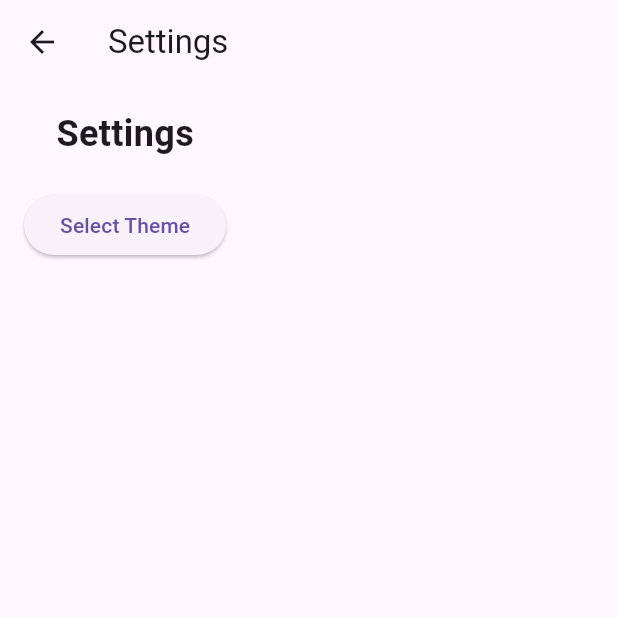
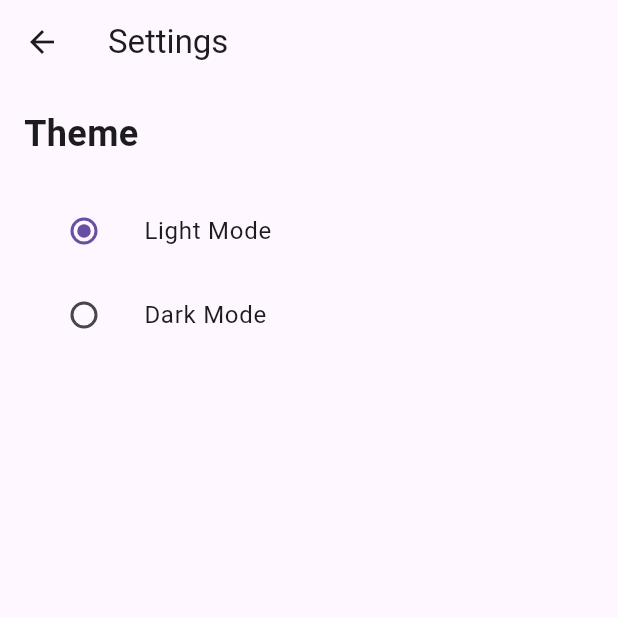
Before and after one commit to HavishVivek/Hackaton, a Flutter app: the screen it shows after launch, after a tap on the "settings" icon, on a phone screen of 412 x 824 dp, the top half of it. Run offline on Flutter 3.47's test engine with Material 3 defaults, Android fonts, the phone set to English and light mode, and no system bars.

Commit message:
added light-dark mode

```diff
--- a/sms_app_2/lib/main.dart
+++ b/sms_app_2/lib/main.dart
@@ -2,30 +2,17 @@
 
 void main() => runApp(const ThemeToggleApp());
 
-class ThemeToggleApp extends StatelessWidget {
+class ThemeToggleApp extends StatefulWidget {
   const ThemeToggleApp({super.key});
 
   @override
-  Widget build(BuildContext context) {
-    return MaterialApp(
-      theme: ThemeData.light(),
-      darkTheme: ThemeData.dark(),
-      home: const ThemeToggleWidget(),
-    );
-  }
+  State<ThemeToggleApp> createState() => _ThemeToggleAppState();
 }
 
-class ThemeToggleWidget extends StatefulWidget {
-  const ThemeToggleWidget({super.key});
-
-  @override
-  State<ThemeToggleWidget> createState() => _ThemeToggleWidgetState();
-}
-
-class _ThemeToggleWidgetState extends State<ThemeToggleWidget> {
+class _ThemeToggleAppState extends State<ThemeToggleApp> {
   ThemeMode _themeMode = ThemeMode.light;
 
-  void _toggleTheme(ThemeMode mode) {
+  void _setTheme(ThemeMode mode) {
     setState(() {
       _themeMode = mode;
     });
@@ -37,7 +24,27 @@
       theme: ThemeData.light(),
       darkTheme: ThemeData.dark(),
       themeMode: _themeMode,
-      home: Scaffold(
+      home: ThemeToggleWidget(
+        themeMode: _themeMode,
+        onThemeChange: _setTheme,
+      ),
+    );
+  }
+}
+
+class ThemeToggleWidget extends StatelessWidget {
+  final ThemeMode themeMode;
+  final Function(ThemeMode) onThemeChange;
+
+  const ThemeToggleWidget({
+    super.key,
+    required this.themeMode,
+    required this.onThemeChange,
+  });
+
+  @override
+  Widget build(BuildContext context) {
+    return Scaffold(
       appBar: AppBar(title: const Text('Theme Toggle Example')),
       body: Align(
         alignment: Alignment.bottomCenter,
@@ -63,7 +70,10 @@
                     Navigator.push(
                       context,
                       MaterialPageRoute(
-                          builder: (context) => const SettingsPage(),
+                        builder: (context) => SettingsPage(
+                          currentTheme: themeMode,
+                          onThemeChange: onThemeChange,
+                        ),
                       ),
                     );
                   },
@@ -91,66 +101,69 @@
           ],
         ),
       ),
+    );
+  }
+}
+
+class SettingsPage extends StatelessWidget {
+  final ThemeMode currentTheme;
+  final Function(ThemeMode) onThemeChange;
+
+  const SettingsPage({
+    super.key,
+    required this.currentTheme,
+    required this.onThemeChange,
+  });
+
+  @override
+  Widget build(BuildContext context) {
+    return Scaffold(
+      appBar: AppBar(title: const Text('Settings')),
+      body: Padding(
+        padding: const EdgeInsets.all(16.0),
+        child: Column(
+          crossAxisAlignment: CrossAxisAlignment.start,
+          children: [
+            const Text(
+              'Theme',
+              style: TextStyle(fontSize: 24, fontWeight: FontWeight.bold),
+            ),
+            const SizedBox(height: 20),
+            ListTile(
+              title: const Text('Light Mode'),
+              leading: Radio<ThemeMode>(
+                value: ThemeMode.light,
+                groupValue: currentTheme,
+                onChanged: (ThemeMode? value) {
+                  if (value != null) {
+                    onThemeChange(value);
+                    Navigator.pop(context); // Close the settings page
+                  }
+                },
+              ),
+            ),
+            ListTile(
+              title: const Text('Dark Mode'),
+              leading: Radio<ThemeMode>(
+                value: ThemeMode.dark,
+                groupValue: currentTheme,
+                onChanged: (ThemeMode? value) {
+                  if (value != null) {
+                    onThemeChange(value);
+                    Navigator.pop(context); // Close the settings page
+                  }
+                },
+              ),
+            ),
+          ],
+        ),
       ),
     );
   }
 }
 
-class LoginPage extends StatefulWidget {
+class LoginPage extends StatelessWidget {
   const LoginPage({super.key});
-
-  @override
-  _LoginPageState createState() => _LoginPageState();
-}
-
-class _LoginPageState extends State<LoginPage> {
-  final TextEditingController _usernameController = TextEditingController();
-  final TextEditingController _emailController = TextEditingController();
-  final TextEditingController _passwordController = TextEditingController();
-
-  // Simulated user data for validation
-  final Map<String, String> _userData = {
-    'username': 'testuser',
-    'email': 'test@example.com',
-    'password': 'password123',
-  };
-
-  void _login() {
-    String username = _usernameController.text;
-    String email = _emailController.text;
-    String password = _passwordController.text;
-
-    if (username == _userData['username'] &&
-        email == _userData['email'] &&
-        password == _userData['password']) {
-      // Login successful, navigate back or to a dashboard
-      Navigator.pushReplacement(
-        context,
-        MaterialPageRoute(builder: (context) => const ThemeToggleWidget()),
-      );
-    } else {
-      // Show error message
-      _showErrorDialog('Invalid credentials. Please try again.');
-    }
-  }
-
-  void _showErrorDialog(String message) {
-    showDialog(
-      context: context,
-      builder: (context) => AlertDialog(
-        title: const Text('Error'),
-        content: Text(message),
-        actions: [
-          TextButton(
-            onPressed: () {
-              Navigator.pop(context);
-            },
-            child: const Text('OK'),
-          ),
-        ],
-      ),
-    );
-  }
 
   @override
   Widget build(BuildContext context) {
@@ -159,24 +172,21 @@
       body: Padding(
         padding: const EdgeInsets.all(16.0),
         child: Column(
-          children: <Widget>[
+          children: const <Widget>[
             TextField(
-              controller: _usernameController,
-              decoration: const InputDecoration(labelText: 'Username'),
+              decoration: InputDecoration(labelText: 'Username'),
             ),
             TextField(
-              controller: _emailController,
-              decoration: const InputDecoration(labelText: 'Email'),
+              decoration: InputDecoration(labelText: 'Email'),
             ),
             TextField(
-              controller: _passwordController,
               obscureText: true,
-              decoration: const InputDecoration(labelText: 'Password'),
+              decoration: InputDecoration(labelText: 'Password'),
             ),
-            const SizedBox(height: 20),
+            SizedBox(height: 20),
             ElevatedButton(
-              onPressed: _login,
-              child: const Text('Login'),
+              onPressed: null, // Add your login logic here
+              child: Text('Login'),
             ),
           ],
         ),
@@ -184,30 +194,3 @@
     );
   }
 }
-
-class SettingsPage extends StatelessWidget {
-  const SettingsPage({super.key});
-
-  @override
-  Widget build(BuildContext context) {
-    return Scaffold(
-      appBar: AppBar(title: const Text('Settings')),
-      body: Padding(
-        padding: const EdgeInsets.all(16.0),
-        child: Column(
-          children: [
-            const Text(
-              'Settings',
-              style: TextStyle(fontSize: 24, fontWeight: FontWeight.bold),
-            ),
-            const SizedBox(height: 20),
-            ElevatedButton(
-              onPressed: () {},
-              child: const Text('Select Theme'),
-            ),
-          ],
-        ),
-      ),
-    );
-  }
-}
```
Lines whose indentation alone changed are shown as unchanged.
